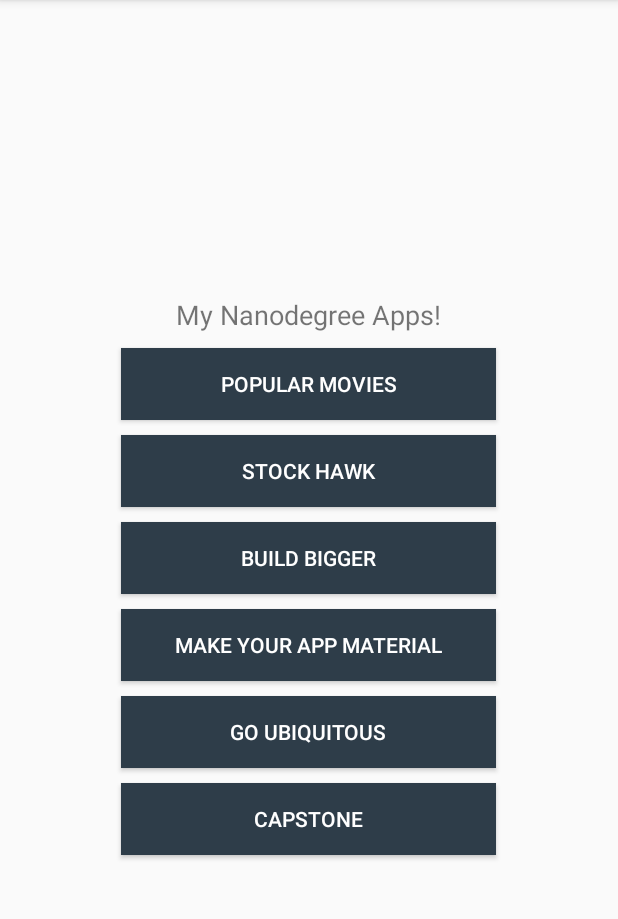
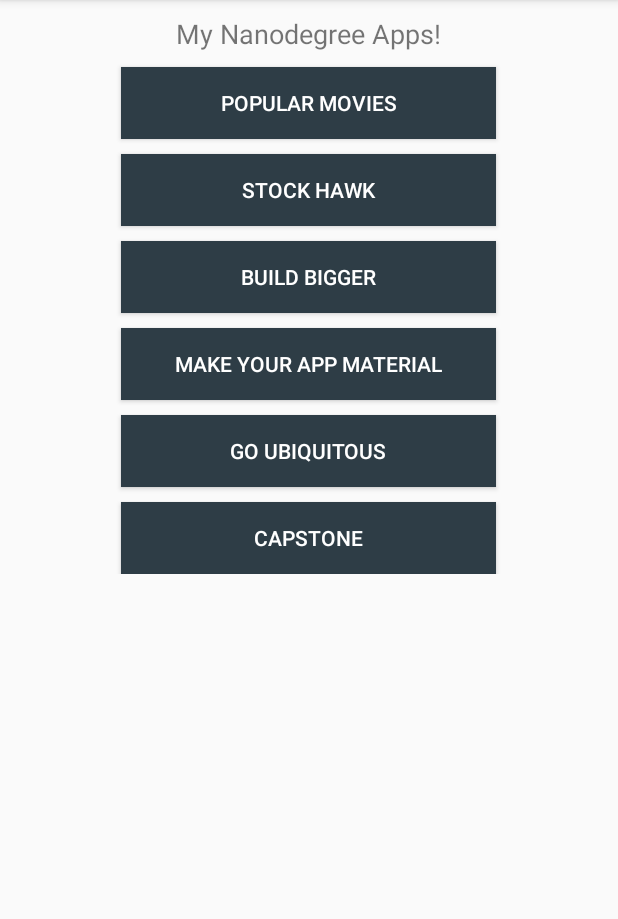
Before and after one commit to FTVIU0/My_App_Portfolio, an Android app: the screen it shows after launch (MainActivity), on a phone screen of 412 x 824 dp, the part 84-1003 px from its top. Run offline under Robolectric (Android 15) with nearby library versions, the phone set to English and light mode, and no system bars.

Commit message:
1- 更改activity_main.xml根部局为ScrollView； 2- 提取6个Button的公共样式CustomButtonStyle； 3- 将支持的最小SDK更改为16； 4- 抽取工具类ToastShowUtil；

```diff
--- a/app/build.gradle
+++ b/app/build.gradle
@@ -6,7 +6,7 @@ android {
 
     defaultConfig {
         applicationId "com.nlte.myappportfolio"
-        minSdkVersion 19
+        minSdkVersion 16
         targetSdkVersion 23
         versionCode 1
         versionName "1.0"
--- a/app/src/main/java/com/nlte/myappportfolio/MainActivity.java
+++ b/app/src/main/java/com/nlte/myappportfolio/MainActivity.java
@@ -4,7 +4,8 @@ import android.os.Bundle;
 import android.support.v7.app.AppCompatActivity;
 import android.view.View;
 import android.widget.Button;
-import android.widget.Toast;
+
+import com.nlte.myappportfolio.utils.ToastShowUtil;
 
 public class MainActivity extends AppCompatActivity implements View.OnClickListener{
     private Button btnPopularMmovies;
@@ -37,22 +38,22 @@ public class MainActivity extends AppCompatActivity implements View.OnClickListe
     public void onClick(View v) {
         switch (v.getId()){
             case R.id.btn_popular_movies:
-                Toast.makeText(this, "This button will launch my popular_movies app!", Toast.LENGTH_SHORT).show();
+                ToastShowUtil.show(this, "This button will launch my popular_movies app!");
                 break;
             case R.id.btn_stock_hawk:
-                Toast.makeText(this, "This button will launch my stock_hawk app!", Toast.LENGTH_SHORT).show();
+                ToastShowUtil.show(this, "This button will launch my stock_hawk app!");
                 break;
             case R.id.btn_build_bigger:
-                Toast.makeText(this, "This button will launch my build_bigger app!", Toast.LENGTH_SHORT).show();
+                ToastShowUtil.show(this, "This button will launch my build_bigger app!");
                 break;
             case R.id.btn_make_your_app_material:
-                Toast.makeText(this, "This button will launch my make_your_app_material app!", Toast.LENGTH_SHORT).show();
+                ToastShowUtil.show(this, "This button will launch my make_your_app_material app!");
                 break;
             case R.id.btn_go_ubiquitous:
-                Toast.makeText(this, "This button will launch my go_ubiquitousapp!", Toast.LENGTH_SHORT).show();
+                ToastShowUtil.show(this, "This button will launch my go_ubiquitous app!");
                 break;
             case R.id.btn_capstone:
-                Toast.makeText(this, "This button will launch my capstone app!", Toast.LENGTH_SHORT).show();
+                ToastShowUtil.show(this, "This button will launch my capstone app!");
                 break;
 
         }
--- /dev/null
+++ b/app/src/main/java/com/nlte/myappportfolio/utils/ToastShowUtil.java
@@ -0,0 +1,16 @@
+package com.nlte.myappportfolio.utils;
+
+import android.content.Context;
+import android.widget.Toast;
+
+/**
+ * Function：Toast工具类
+ *
+ * @author NLTE
+ * @date 2016/5/31 0031 20:05
+ */
+public class ToastShowUtil {
+    public static void show(Context context, String msg){
+        Toast.makeText(context, msg, Toast.LENGTH_SHORT).show();
+    }
+}
--- a/app/src/main/res/layout/activity_main.xml
+++ b/app/src/main/res/layout/activity_main.xml
@@ -1,68 +1,55 @@
 <?xml version="1.0" encoding="utf-8"?>
-<LinearLayout
+<ScrollView
     xmlns:android="http://schemas.android.com/apk/res/android"
     xmlns:tools="http://schemas.android.com/tools"
     android:layout_width="match_parent"
+    android:layout_height="wrap_content"
+    android:fillViewport="false"
+    android:orientation="vertical"
+    android:padding="10dp"
+    tools:context="com.nlte.myappportfolio.MainActivity">
+
+    <LinearLayout
+        android:layout_width="match_parent"
         android:layout_height="match_parent"
-    android:paddingBottom="@dimen/activity_vertical_margin"
-    android:paddingLeft="@dimen/activity_horizontal_margin"
-    android:paddingRight="@dimen/activity_horizontal_margin"
-    android:paddingTop="@dimen/activity_vertical_margin"
         android:orientation="vertical"
-    android:gravity="center"
-    tools:context="com.nlte.myappportfolio.MainActivity">
+        android:gravity="center">
 
         <TextView
             android:layout_width="wrap_content"
             android:layout_height="wrap_content"
             android:textSize="18sp"
             android:text="@string/my_nanodegree_apps"/>
+
         <Button
             android:id="@+id/btn_popular_movies"
-        android:layout_width="250dp"
-        android:layout_height="wrap_content"
-        android:layout_marginTop="10dp"
-        android:background="#2E3D49"
-        android:textColor="@android:color/white"
+            style="@style/CustomButtonStyle"
             android:text="@string/popular_movies"/>
+
         <Button
             android:id="@+id/btn_stock_hawk"
-        android:layout_width="250dp"
-        android:layout_height="wrap_content"
-        android:layout_marginTop="10dp"
-        android:background="#2E3D49"
-        android:textColor="@android:color/white"
+            style="@style/CustomButtonStyle"
             android:text="@string/stock_hawk"/>
+
         <Button
             android:id="@+id/btn_build_bigger"
-        android:layout_width="250dp"
-        android:layout_height="wrap_content"
-        android:layout_marginTop="10dp"
-        android:background="#2E3D49"
-        android:textColor="@android:color/white"
+            style="@style/CustomButtonStyle"
             android:text="@string/build_bigger"/>
+
         <Button
             android:id="@+id/btn_make_your_app_material"
-        android:layout_width="250dp"
-        android:layout_height="wrap_content"
-        android:layout_marginTop="10dp"
-        android:background="#2E3D49"
-        android:textColor="@android:color/white"
+            style="@style/CustomButtonStyle"
             android:text="@string/make_your_app_material"/>
+
         <Button
             android:id="@+id/btn_go_ubiquitous"
-        android:layout_width="250dp"
-        android:layout_height="wrap_content"
-        android:layout_marginTop="10dp"
-        android:background="#2E3D49"
-        android:textColor="@android:color/white"
+            style="@style/CustomButtonStyle"
             android:text="@string/go_ubiquitous"/>
+
         <Button
             android:id="@+id/btn_capstone"
-        android:layout_width="250dp"
-        android:layout_height="wrap_content"
-        android:layout_marginTop="10dp"
-        android:background="#2E3D49"
-        android:textColor="@android:color/white"
+            style="@style/CustomButtonStyle"
             android:text="@string/capstone"/>
     </LinearLayout>
+
+</ScrollView>
--- a/app/src/main/res/values/styles.xml
+++ b/app/src/main/res/values/styles.xml
@@ -8,4 +8,12 @@
         <item name="colorAccent">@color/colorAccent</item>
     </style>
 
+    <style name="CustomButtonStyle" parent="Base.TextAppearance.AppCompat.Widget.Button">
+        <item name="android:layout_width">250dp</item>
+        <item name="android:layout_height">wrap_content</item>
+        <item name="android:layout_marginTop">10dp</item>
+        <item name="android:background">#2E3D46</item>
+        <item name="android:textColor">@android:color/white</item>
+    </style>
+
 </resources>
```
Lines whose indentation alone changed are shown as unchanged.
